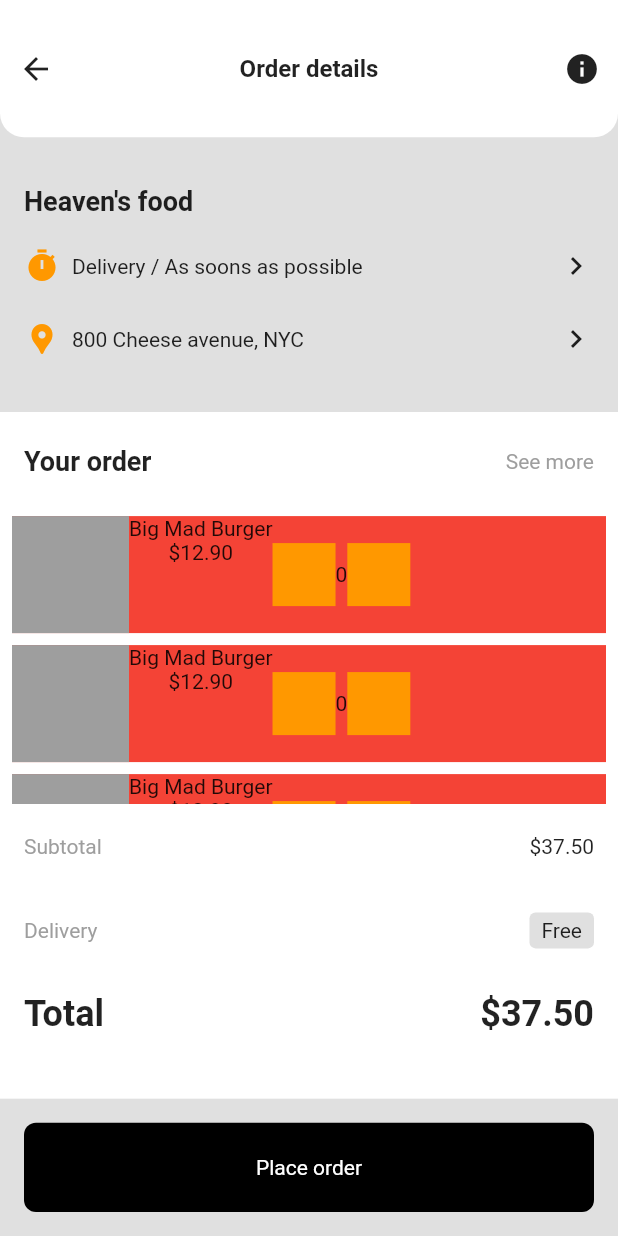
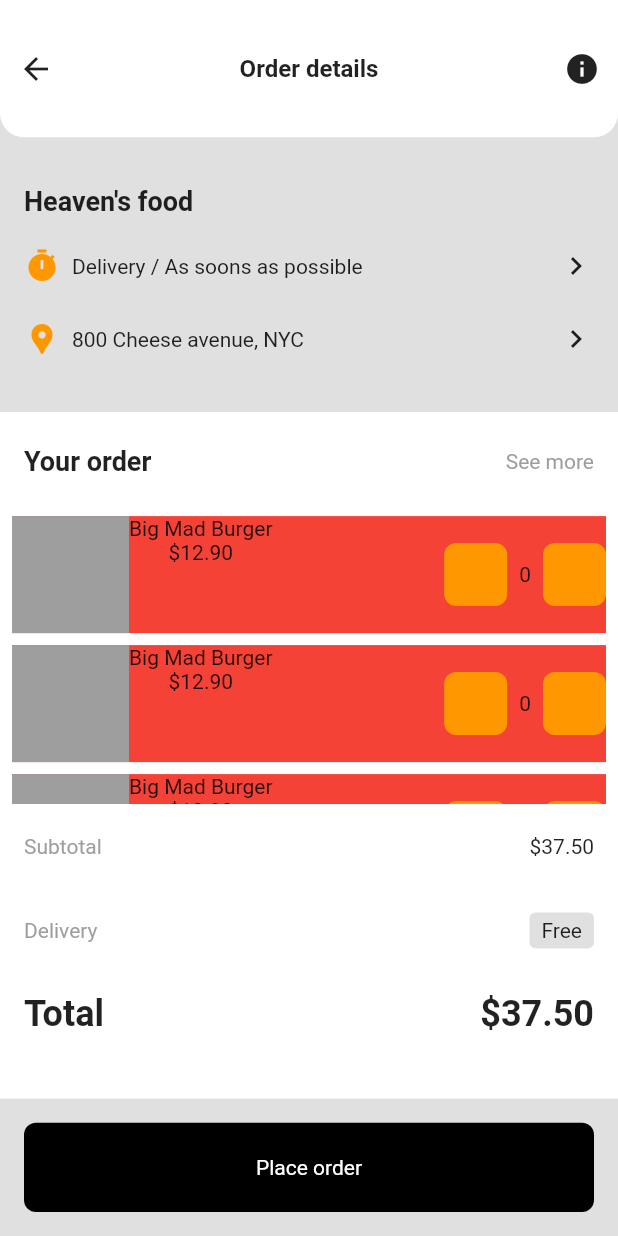
Before and after one commit to JAICHANGPARK/flutter_notebook_11th_story, a Flutter app: the screen it shows after launch, item 2 of the bottom bar chosen, on a phone screen of 412 x 824 dp. Run offline on Flutter 3.47's test engine with Material 2 defaults, Android fonts, the phone set to English and light mode, and no system bars; our stand-ins replace backdrop, badges, flutter_inner_drawer, flutter_slidable, flutter_swiper, google_fonts; network calls fail.

Commit message:
Update food_order_page.dart

```diff
--- a/lib/ep744_food_app/ui/food_order_page.dart
+++ b/lib/ep744_food_app/ui/food_order_page.dart
@@ -142,19 +142,25 @@ class _FoodOrderPageState extends State<FoodOrderPage> {
                                       Text("\$12.90"),
                                     ],
                                   ),
+                                  Spacer(),
                                   Container(
                                     height: 42,
                                     width: 42,
                                     decoration: BoxDecoration(
                                       color: Colors.orange,
+                                      borderRadius: BorderRadius.circular(8)
                                     ),
                                   ),
-                                  Text("$_itemCount"),
+                                  Padding(
+                                    padding: const EdgeInsets.all(8.0),
+                                    child: Text("$_itemCount"),
+                                  ),
                                   Container(
                                     height: 42,
                                     width: 42,
                                     decoration: BoxDecoration(
                                       color: Colors.orange,
+                                        borderRadius: BorderRadius.circular(8)
                                     ),
                                   )
                                 ],
```
